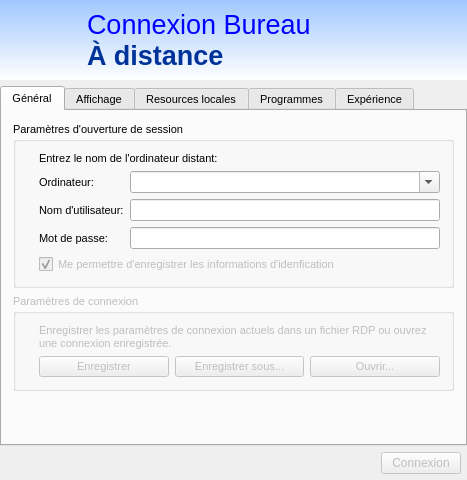
Old version of the form maindialog.ui in the repository robin-thoni/rd-launcher.
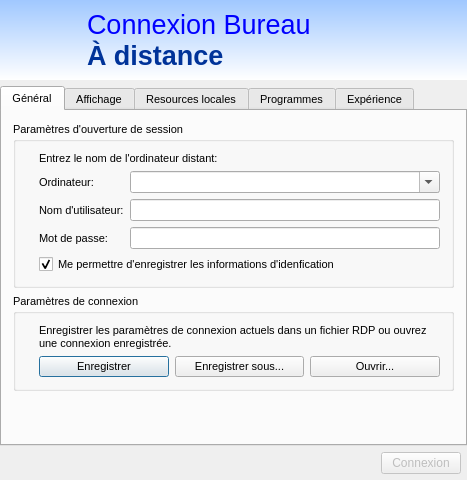
New version of the form. The open tabs and pages were chosen to show the change. Icons and pictures are not drawn.

Commit message: ui improvement; added rdp options

Patch:
```diff
--- a/maindialog.ui
+++ b/maindialog.ui
@@ -142,9 +142,6 @@
           </item>
           <item row="4" column="1" colspan="2">
            <widget class="QCheckBox" name="checkSaveSession">
-            <property name="enabled">
-             <bool>false</bool>
-            </property>
             <property name="text">
              <string>Me permettre d'enregistrer les informations d'idenfication</string>
             </property>
@@ -204,9 +201,6 @@
        </item>
        <item>
         <widget class="QGroupBox" name="groupBox_2">
-         <property name="enabled">
-          <bool>false</bool>
-         </property>
          <property name="title">
           <string>Paramètres de connexion</string>
          </property>
```
Left out of the diff: 11 changed lines with no effect on the pictures. The commit also changes 4 other files.
